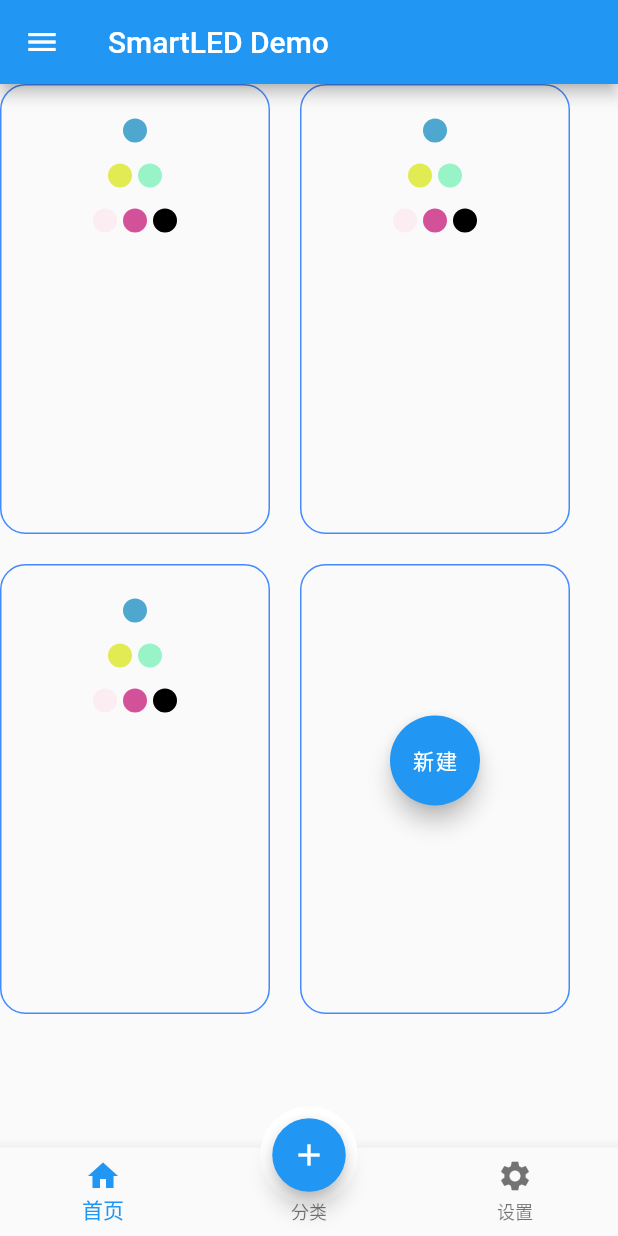
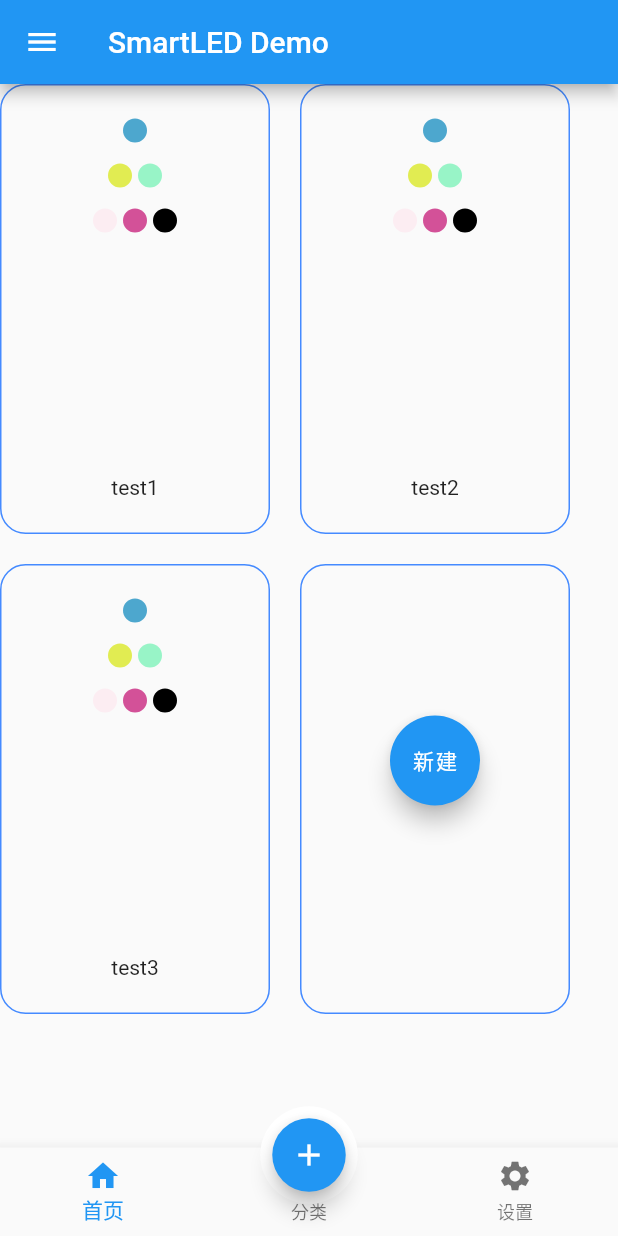
Before and after one commit to Stoodant/SmartLED, a Flutter app: the screen it shows after launch, on a phone screen of 412 x 824 dp. Run offline on Flutter 3.47's test engine with Material 2 defaults, Android fonts, the light colour scheme and no system bars; our stand-ins replace flutter_colorpicker.

Commit message:
add title

```diff
--- a/flutter_app/lib/pages/tabs/home.dart
+++ b/flutter_app/lib/pages/tabs/home.dart
@@ -22,18 +22,23 @@ class _HomePageState extends State<HomePage> {
 
   List<Widget> _getData(List list) {
     double _widthOffset = _treeWidth * 0.5;
+    List<Widget> res = [];
+    for (var i = 1; i < list.length; i++) {
+      res.add(CircleAnimated(
+          list[i]["dx"] * _treeWidth - _widthOffset,
+          list[i]["dy"] * _treeHeight,
+          list[i]["begincolor"],
+          list[i]["endcolor"],
+          list[i]["time"],
+          list[i]["type"],
+          list[i]["pwm"]));
+    }
 
-    var tempList = list.map((value) {
-      return CircleAnimated(
-          value["dx"] * _treeWidth - _widthOffset,
-          value["dy"] * _treeHeight,
-          value["begincolor"],
-          value["endcolor"],
-          value["time"],
-          value["type"],
-          value["pwm"]);
-    });
-    return tempList.toList();
+    res.add(Container(
+      child: Text(list[0]["name"]),
+      margin: EdgeInsets.only(top:260),
+    ));
+    return res;
   }
 
   //获取文件函数
@@ -79,6 +84,9 @@ class _HomePageState extends State<HomePage> {
   void initState() {
     // TODO: implement initState
     //首先先从nameData文件中获取总共有多少文件
+
+    setState(() {});
+
     _getName().then((value) {
       print("getName success!!!!!!!!!!!!!");
       _nameList = value;
@@ -97,12 +105,6 @@ class _HomePageState extends State<HomePage> {
           }
         });
       }
-      //print(_contents);
-      // for (var i = 0; i < _nameList.length - 1; i++) {
-      //   String tmp = _nameList[i];
-      //   for (var j = i + 1; j < _nameList.length; j++)
-      //     if (tmp == _nameList[j]) _delete(tmp);
-      // }
       setState(() {});
     });
 
@@ -120,9 +122,7 @@ class _HomePageState extends State<HomePage> {
       conList.add(Container(
         width: treeWidth,
         height: treeHeight,
-        child: Column(
-          children: this._getData(countData[i]),
-        ),
+        child: Column(children: this._getData(countData[i])),
         decoration: BoxDecoration(
             borderRadius: BorderRadius.circular(17),
             border: Border.all(color: Colors.blueAccent, width: 1)),
@@ -149,6 +149,12 @@ class _HomePageState extends State<HomePage> {
                 str[i]["type"],
                 str[i]["pwm"]));
           }
+
+          tmp.add(Container(
+            child: Text("test!!!"),
+            margin: EdgeInsets.only(top:260),
+          ));
+
           conList.add(GestureDetector(
             child: Container(
               width: treeWidth,
--- a/flutter_app/lib/res/treeRes.dart
+++ b/flutter_app/lib/res/treeRes.dart
@@ -8,6 +8,9 @@ List listData1 = [
   //原点为左上角，dx(double)向右，dy(double)向下，传入0.0-1.0的相对百分比坐标
   //如x坐标为方框内从左到右74%的地方则传入dx = 0.74
   //pwm：单色闪烁占空比，是在time毫秒内前pwm*time毫秒内亮beginColor，endColor无效
+  {
+    "name":"test1",
+  },
   {
     "dx": 0.5,
     "dy": 0.1,
@@ -66,6 +69,9 @@ List listData1 = [
 
 List listData2 = [
   {
+    "name":"test2",
+  },
+  {
     "dx": 0.5,
     "dy": 0.1,
     "begincolor": Colors.blue,
@@ -122,6 +128,9 @@ List listData2 = [
 ];
 
 List listData3 = [
+  {
+    "name":"test3",
+  },
   {
     "dx": 0.5,
     "dy": 0.1,
```
